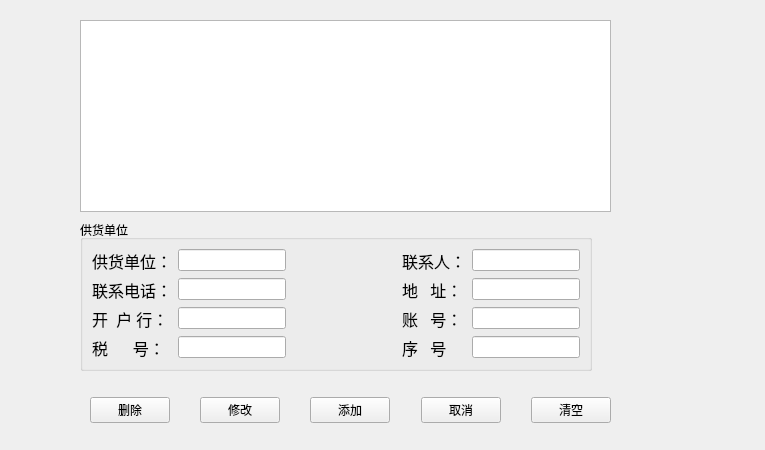
Old version of the form ui/Supply_manage.ui in the repository yuyan235813/balance_platform.
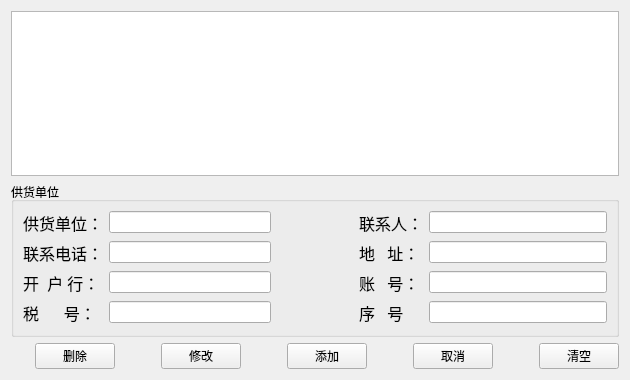
New version of the form.

```diff
--- a/ui/Supply_manage.ui
+++ b/ui/Supply_manage.ui
@@ -6,28 +6,37 @@
    <rect>
     <x>0</x>
     <y>0</y>
-    <width>765</width>
-    <height>450</height>
+    <width>630</width>
+    <height>380</height>
    </rect>
   </property>
+  <property name="minimumSize">
+   <size>
+    <width>630</width>
+    <height>380</height>
+   </size>
+  </property>
+  <property name="maximumSize">
+   <size>
+    <width>630</width>
+    <height>380</height>
+   </size>
+  </property>
   <property name="windowTitle">
    <string>供货单位管理</string>
   </property>
+  <layout class="QVBoxLayout" name="verticalLayout_2">
+   <item>
+    <widget class="QTableView" name="tableView"/>
+   </item>
+   <item>
   <widget class="QGroupBox" name="groupBox">
-   <property name="geometry">
-    <rect>
-     <x>80</x>
-     <y>220</y>
-     <width>512</width>
-     <height>151</height>
-    </rect>
-   </property>
    <property name="title">
     <string>供货单位</string>
    </property>
    <layout class="QVBoxLayout" name="verticalLayout">
     <item>
-     <layout class="QHBoxLayout" name="horizontalLayout_2">
+       <layout class="QHBoxLayout" name="horizontalLayout_2" stretch="6,2,6">
       <item>
        <layout class="QFormLayout" name="formLayout">
         <item row="0" column="0">
@@ -201,15 +210,8 @@
     </item>
    </layout>
   </widget>
-  <widget class="QWidget" name="layoutWidget">
-   <property name="geometry">
-    <rect>
-     <x>90</x>
-     <y>390</y>
-     <width>521</width>
-     <height>41</height>
-    </rect>
-   </property>
+   </item>
+   <item>
    <layout class="QHBoxLayout" name="horizontalLayout_3" stretch="6,0,0,0,0,0,0,0,0,0">
     <item>
      <spacer name="horizontalSpacer_6">
@@ -312,17 +314,8 @@
      </widget>
     </item>
    </layout>
-  </widget>
-  <widget class="QTableView" name="tableView">
-   <property name="geometry">
-    <rect>
-     <x>80</x>
-     <y>20</y>
-     <width>531</width>
-     <height>192</height>
-    </rect>
-   </property>
-  </widget>
+   </item>
+  </layout>
  </widget>
  <resources/>
  <connections/>
```
Left out of the diff: 4 changed lines with no effect on the pictures. Lines whose indentation alone changed are shown as unchanged.
